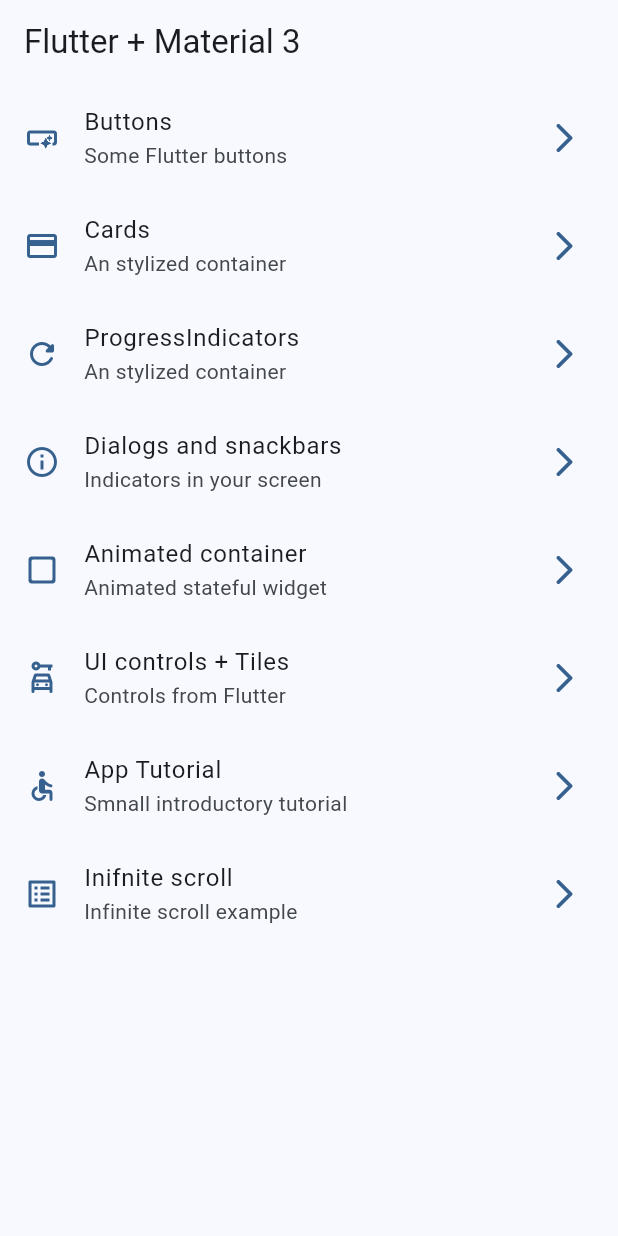
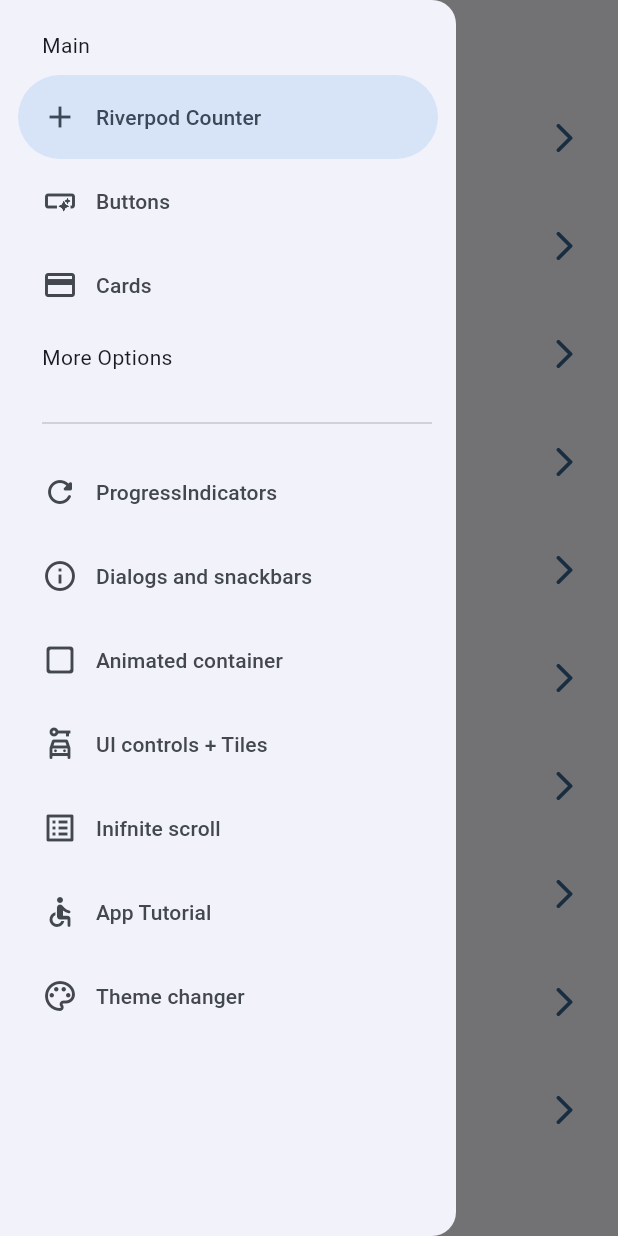
Before and after one commit to cocadepoma/dart-fh, a Flutter app: the screen it shows after launch, with the side drawer open (before the commit the screen has no drawer), on a phone screen of 412 x 824 dp. Run offline on Flutter 3.47's test engine with Material 2 defaults, Android fonts, the phone set to English and light mode, and no system bars; our stand-ins replace animate_do, dio, flutter_riverpod, go_router, video_player.

Commit message:
end widgets app

```diff
--- a/widgets_app/lib/config/menu/menu_items.dart
+++ b/widgets_app/lib/config/menu/menu_items.dart
@@ -15,6 +15,12 @@
 }
 
 const appMenuItems = <MenuItem>[
+  MenuItem(
+      icon: Icons.add,
+      link: '/counter',
+      title: 'Riverpod Counter',
+      subtitle: 'Example counter'),
+
   MenuItem(
       icon: Icons.smart_button_outlined,
       link: '/buttons',
@@ -52,14 +58,20 @@
       subtitle: 'Controls from Flutter'),
 
   MenuItem(
-      icon: Icons.accessible_rounded,
-      link: '/tutorial',
-      title: 'App Tutorial',
-      subtitle: 'Smnall introductory tutorial'),
-
-  MenuItem(
       icon: Icons.list_alt_outlined,
       link: '/infinite',
       title: 'Inifnite scroll',
       subtitle: 'Infinite scroll example'),
+
+  MenuItem(
+      icon: Icons.accessible_rounded,
+      link: '/tutorial',
+      title: 'App Tutorial',
+      subtitle: 'Small introductory tutorial'),
+
+  MenuItem(
+      icon: Icons.color_lens_outlined,
+      link: '/theme-changer',
+      title: 'Theme changer',
+      subtitle: 'Theme changer screen'),
 ];
--- a/widgets_app/lib/config/router/app_router.dart
+++ b/widgets_app/lib/config/router/app_router.dart
@@ -58,5 +58,17 @@
       name: InfiniteScrollScreen.name,
       builder: (context, state) => const InfiniteScrollScreen(),
     ),
+
+    GoRoute(
+      path: '/counter',
+      name: CounterScreen.name,
+      builder: (context, state) => const CounterScreen(),
+    ),
+
+    GoRoute(
+      path: '/theme-changer',
+      name: ThemeChangerScreen.name,
+      builder: (context, state) => const ThemeChangerScreen(),
+    ),
   ],
 );
--- a/widgets_app/lib/config/theme/app_theme.dart
+++ b/widgets_app/lib/config/theme/app_theme.dart
@@ -14,17 +14,28 @@
 
 class AppTheme {
   final int selectedColor;
+  final bool isDarkMode;
 
   AppTheme({
-    this.selectedColor = 0
+    this.selectedColor = 0,
+    this.isDarkMode = false,
   }): assert(selectedColor >= 0, 'Selected color must be greater than 0'),
       assert(selectedColor < colorList.length, 'Selected color must be less or equal than ${colorList.length - 1}');
 
   ThemeData getTheme() => ThemeData(
     useMaterial3: true,
+    brightness: isDarkMode ? Brightness.dark : Brightness.light,
     colorSchemeSeed: colorList[selectedColor],
     appBarTheme: const AppBarTheme(
       centerTitle: false,
     )
   );
+
+  AppTheme copyWith({
+    int? selectedColor,
+    bool? isDarkMode
+  }) => AppTheme(
+    selectedColor: selectedColor ?? this.selectedColor,
+    isDarkMode: isDarkMode ?? this.isDarkMode
+  );
 }
--- a/widgets_app/lib/main.dart
+++ b/widgets_app/lib/main.dart
@@ -1,20 +1,27 @@
 import 'package:flutter/material.dart';
+import 'package:flutter_riverpod/flutter_riverpod.dart';
 import 'package:widgets_app/config/router/app_router.dart';
 import 'package:widgets_app/config/theme/app_theme.dart';
+import 'package:widgets_app/presentation/providers/theme_provider.dart';
 
 void main() {
-  runApp(const MainApp());
+  runApp(
+    const ProviderScope(
+      child: MainApp(),
+    ));
 }
 
-class MainApp extends StatelessWidget {
+class MainApp extends ConsumerWidget {
   const MainApp({super.key});
 
   @override
-  Widget build(BuildContext context) {
+  Widget build(BuildContext context, WidgetRef ref) {
+    final AppTheme appTheme = ref.watch(themeNotifierProvider);
+
     return  MaterialApp.router(
       routerConfig: appRouter,
       debugShowCheckedModeBanner: false,
-      theme: AppTheme(selectedColor: 0).getTheme(),
+      theme: appTheme.getTheme(),
       // home: const HomeScreen(),
       // routes: {
       //   '/buttons': (context) => const ButtonsScreen(),
--- /dev/null
+++ b/widgets_app/lib/presentation/providers/counter_provider.dart
@@ -0,0 +1,3 @@
+import 'package:flutter_riverpod/flutter_riverpod.dart';
+
+final counterProvider = StateProvider((ref) => 5);
--- a/widgets_app/lib/presentation/screens/home/home_screen.dart
+++ b/widgets_app/lib/presentation/screens/home/home_screen.dart
@@ -1,6 +1,7 @@
 import 'package:flutter/material.dart';
 import 'package:go_router/go_router.dart';
 import 'package:widgets_app/config/menu/menu_items.dart';
+import 'package:widgets_app/presentation/widgets/side_menu.dart';
 
 
 class HomeScreen extends StatelessWidget {
@@ -10,12 +11,14 @@
 
   @override
   Widget build(BuildContext context) {
+    final scaffoldKey = GlobalKey<ScaffoldState>();
     return Scaffold(
-
+      key: scaffoldKey,
       appBar: AppBar(
         title: const Text('Flutter + Material 3'),
       ),
       body: const _HomeView(),
+      drawer: SideMenu(scaffoldKey: scaffoldKey),
     );
   }
 }
--- a/widgets_app/lib/presentation/screens/screens.dart
+++ b/widgets_app/lib/presentation/screens/screens.dart
@@ -2,8 +2,10 @@
 export 'package:widgets_app/presentation/screens/app_tutorial/app_tutorial_screen.dart';
 export 'package:widgets_app/presentation/screens/buttons/buttons_screen.dart';
 export 'package:widgets_app/presentation/screens/cards/cards_screen.dart';
+export 'package:widgets_app/presentation/screens/counter/counter_screen.dart';
 export 'package:widgets_app/presentation/screens/home/home_screen.dart';
 export 'package:widgets_app/presentation/screens/infinite_scroll/infinite_scroll_screen.dart';
 export 'package:widgets_app/presentation/screens/progress/progress_screen.dart';
 export 'package:widgets_app/presentation/screens/snackbar/snackbar_screen.dart';
+export 'package:widgets_app/presentation/screens/theme_changer/theme_changer_screen.dart';
 export 'package:widgets_app/presentation/screens/ui_controls/ui_controls_screen.dart';
--- /dev/null
+++ b/widgets_app/lib/presentation/widgets/side_menu.dart
@@ -0,0 +1,69 @@
+import 'package:flutter/material.dart';
+import 'package:go_router/go_router.dart';
+import 'package:widgets_app/config/menu/menu_items.dart';
+
+
+class SideMenu extends StatefulWidget {
+  final GlobalKey<ScaffoldState> scaffoldKey;
+
+  const SideMenu({
+    super.key,
+    required this.scaffoldKey
+  });
+
+  @override
+  State<SideMenu> createState() => _SideMenuState();
+}
+
+class _SideMenuState extends State<SideMenu> {
+  int navDrawerIndex = 0;
+
+  @override
+  Widget build(BuildContext context) {
+    final hasNotch = MediaQuery.of(context).viewPadding.top > 35;
+
+
+    return  NavigationDrawer(
+      selectedIndex: navDrawerIndex,
+      onDestinationSelected: (value) {
+        setState(() {
+          navDrawerIndex = value;
+        });
+
+        final menuItem = appMenuItems[value];
+
+        context.push(menuItem.link);
+        widget.scaffoldKey.currentState?.closeDrawer();
+      },
+      children:  [
+        Padding(
+          padding: EdgeInsets.fromLTRB(28, hasNotch ? 10 : 20, 16, 10),
+          child: const Text('Main'),
+        ),
+        ...appMenuItems
+          .sublist(0, 3)
+          .map((item) =>  NavigationDrawerDestination(
+            icon: Icon(item.icon),
+            label: Text(item.title))
+          ),
+
+        const Padding(
+            padding: EdgeInsets.fromLTRB(28, 10, 16, 10),
+            child: Text('More Options'),
+        ),
+
+        const Padding(
+          padding: EdgeInsets.fromLTRB(28, 16, 16, 10),
+          child: Divider(),
+        ),
+
+        ...appMenuItems
+          .sublist(3)
+          .map((item) =>  NavigationDrawerDestination(
+            icon: Icon(item.icon),
+            label: Text(item.title))
+          ),
+      ]
+    );
+  }
+}
--- a/widgets_app/pubspec.yaml
+++ b/widgets_app/pubspec.yaml
@@ -10,6 +10,7 @@
   animate_do: ^3.0.2
   flutter:
     sdk: flutter
+  flutter_riverpod: ^2.3.6
   go_router: ^7.0.0
 
 dev_dependencies:
```
Also changed, not shown: widgets_app/lib/presentation/providers/theme_provider.dart (added, +20 -0 lines), widgets_app/lib/presentation/screens/counter/counter_screen.dart (added, +46 -0 lines), widgets_app/lib/presentation/screens/theme_changer/theme_changer_screen.dart (added, +59 -0 lines), widgets_app/pubspec.lock.
